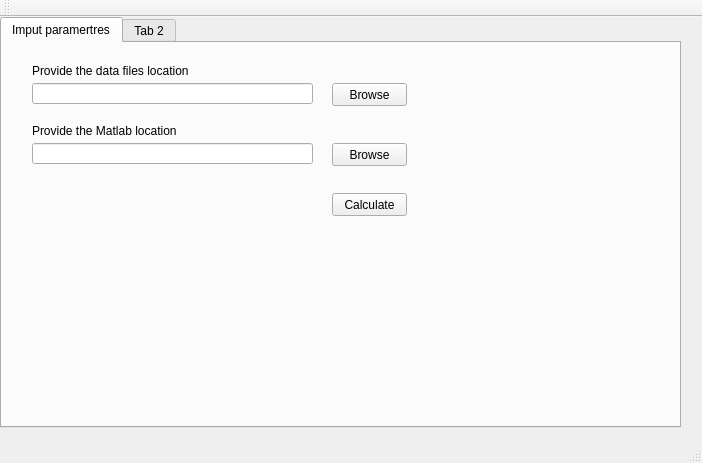
The window that cmainwindow.ui (barinova/CrossingWaves-Matlab) describes before a commit, drawn with Qt 5.
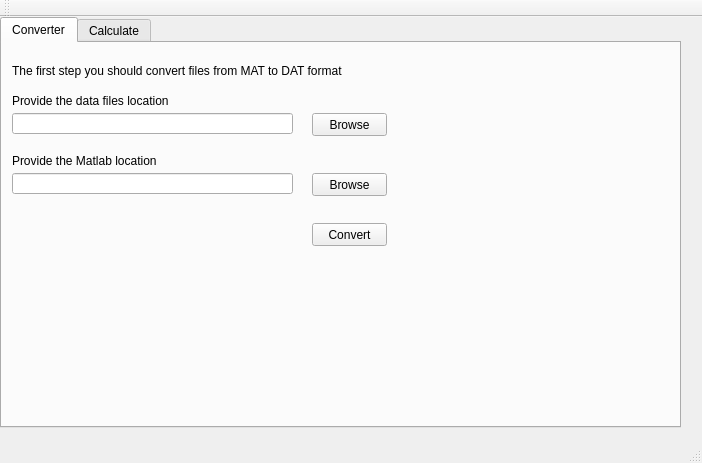
The same window after the commit.

Patch:
```diff
--- a/cmainwindow.ui
+++ b/cmainwindow.ui
@@ -25,13 +25,13 @@
     </property>
     <widget class="QWidget" name="tab">
      <attribute name="title">
-      <string>Imput paramertres</string>
+      <string>Converter</string>
      </attribute>
      <widget class="QLineEdit" name="fileNameEdit">
       <property name="geometry">
        <rect>
-        <x>30</x>
-        <y>40</y>
+        <x>10</x>
+        <y>70</y>
         <width>281</width>
         <height>21</height>
        </rect>
@@ -40,8 +40,8 @@
      <widget class="QPushButton" name="buttonBrowse">
       <property name="geometry">
        <rect>
-        <x>330</x>
-        <y>40</y>
+        <x>310</x>
+        <y>70</y>
         <width>75</width>
         <height>23</height>
        </rect>
@@ -53,8 +53,8 @@
      <widget class="QLabel" name="label">
       <property name="geometry">
        <rect>
-        <x>30</x>
-        <y>20</y>
+        <x>10</x>
+        <y>50</y>
         <width>181</width>
         <height>16</height>
        </rect>
@@ -66,8 +66,8 @@
      <widget class="QLabel" name="label_2">
       <property name="geometry">
        <rect>
-        <x>30</x>
-        <y>80</y>
+        <x>10</x>
+        <y>110</y>
         <width>161</width>
         <height>16</height>
        </rect>
@@ -79,8 +79,8 @@
      <widget class="QPushButton" name="buttonBrowseMat">
       <property name="geometry">
        <rect>
-        <x>330</x>
-        <y>100</y>
+        <x>310</x>
+        <y>130</y>
         <width>75</width>
         <height>23</height>
        </rect>
@@ -92,8 +92,8 @@
      <widget class="QLineEdit" name="fileNameEditMat">
       <property name="geometry">
        <rect>
-        <x>30</x>
-        <y>100</y>
+        <x>10</x>
+        <y>130</y>
         <width>281</width>
         <height>21</height>
        </rect>
@@ -102,20 +102,33 @@
      <widget class="QPushButton" name="buttonCalculate">
       <property name="geometry">
        <rect>
-        <x>330</x>
-        <y>150</y>
+        <x>310</x>
+        <y>180</y>
         <width>75</width>
         <height>23</height>
        </rect>
       </property>
       <property name="text">
-       <string>Calculate</string>
+       <string>Convert</string>
+      </property>
+     </widget>
+     <widget class="QLabel" name="label_3">
+      <property name="geometry">
+       <rect>
+        <x>10</x>
+        <y>20</y>
+        <width>361</width>
+        <height>16</height>
+       </rect>
+      </property>
+      <property name="text">
+       <string>The first step you should convert files from MAT to DAT format</string>
       </property>
      </widget>
     </widget>
     <widget class="QWidget" name="tab_2">
      <attribute name="title">
-      <string>Tab 2</string>
+      <string>Calculate</string>
      </attribute>
     </widget>
    </widget>
```
Left out of the diff: 5 changed lines with no effect on the pictures.
